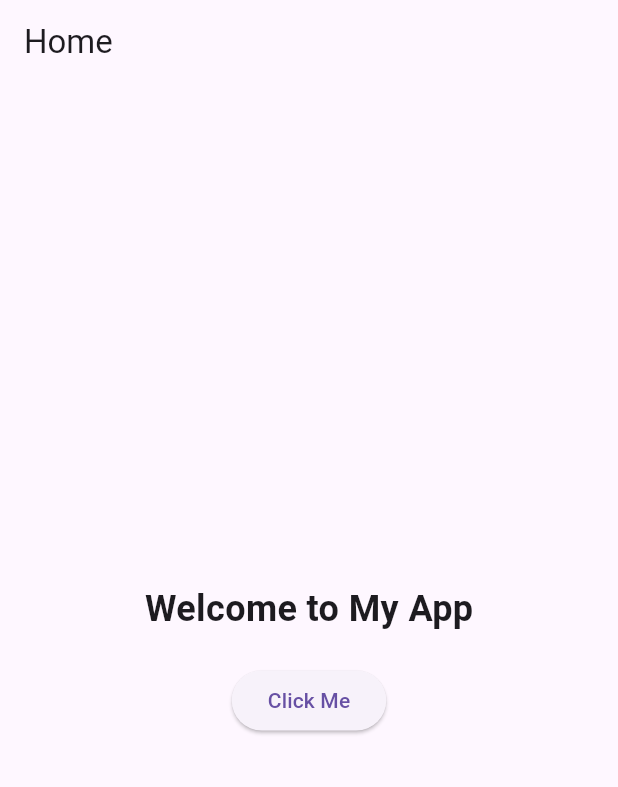
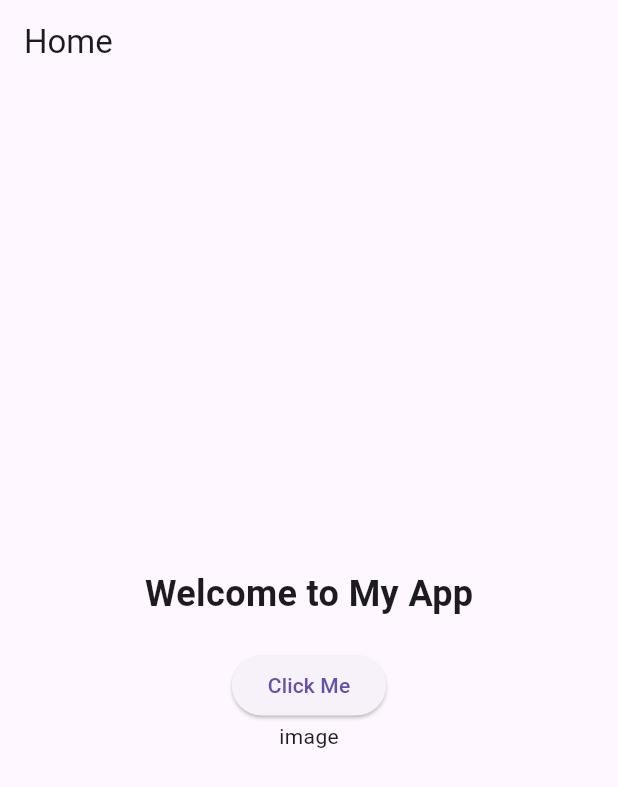
Before and after one commit to tushar-4758/Refill-List, a Flutter app: the screen it shows after launch, on a phone screen of 412 x 824 dp. Shown: the top 787 px of the screen. Run offline on Flutter 3.47's test engine with Material 3 defaults, Android fonts, the phone set to English and light mode, and no system bars.

Commit message:
Home Screen 1.1

```diff
--- a/lib/main.dart
+++ b/lib/main.dart
@@ -47,6 +47,9 @@ class HomePage extends StatelessWidget {
               },
               child: const Text("Click Me"),
             ),
+            Container(
+              child: Text('image'),
+            )
           ],
         ),
       ),
```
